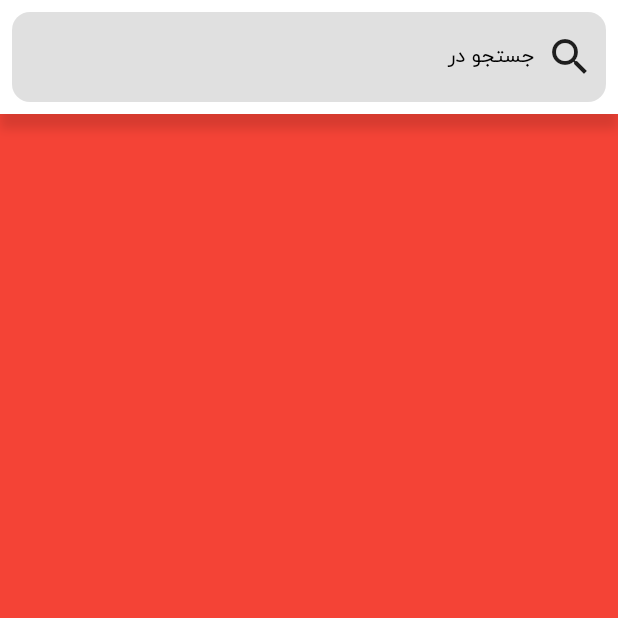
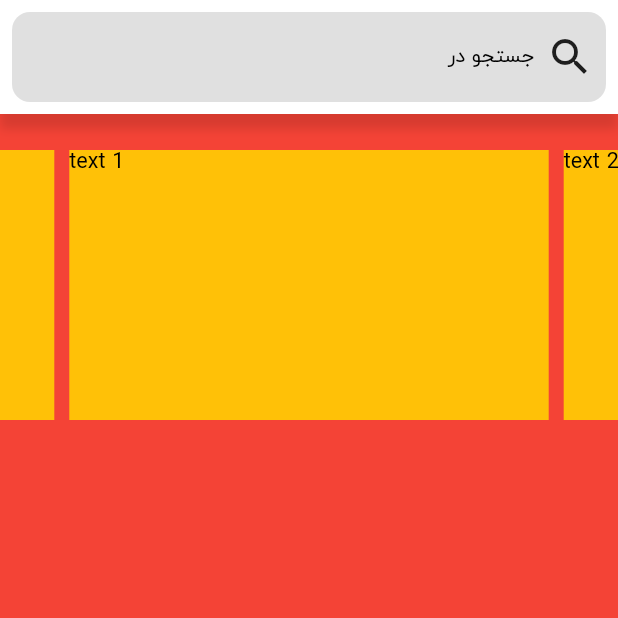
Before and after one commit to NovinGroup/digikala_flutter, a Flutter app: the screen it shows after launch, on a phone screen of 412 x 824 dp, the top half of it. Run offline on Flutter 3.47's test engine with Material 2 defaults, Android fonts, the phone set to English and light mode, and no system bars; drawn by our look-alikes of carousel_slider.

Commit message:
Add Slider

```diff
--- /dev/null
+++ b/lib/module/home/screen/component/slider.dart
@@ -0,0 +1,33 @@
+import 'package:carousel_slider/carousel_slider.dart';
+import 'package:flutter/cupertino.dart';
+import 'package:flutter/material.dart';
+
+class AppSlider extends StatelessWidget {
+  const AppSlider({Key? key}) : super(key: key);
+
+  @override
+  Widget build(BuildContext context) {
+    return Padding(
+      padding: const EdgeInsets.symmetric(vertical: 24.0),
+      child: Container(
+        child: CarouselSlider(
+          options: CarouselOptions(height: 180.0),
+          items: [1,2,3,4,5].map((i) {
+            return Builder(
+              builder: (BuildContext context) {
+                return Container(
+                    width: MediaQuery.of(context).size.width,
+                    margin: EdgeInsets.symmetric(horizontal: 5.0),
+                    decoration: BoxDecoration(
+                        color: Colors.amber
+                    ),
+                    child: Text('text $i', style: TextStyle(fontSize: 16.0),)
+                );
+              },
+            );
+          }).toList(),
+        ),
+      ),
+    );
+  }
+}
--- a/lib/module/home/screen/home_screen.dart
+++ b/lib/module/home/screen/home_screen.dart
@@ -1,6 +1,7 @@
 import 'package:digikala/component/custom_app_bar.dart';
 import 'package:digikala/module/home/screen/component/search_app_bar.dart';
 import 'package:digikala/module/home/screen/component/search_widget.dart';
+import 'package:digikala/module/home/screen/component/slider.dart';
 import 'package:flutter/cupertino.dart';
 import 'package:flutter/material.dart';
 
@@ -15,7 +16,8 @@ class HomeScreen extends StatelessWidget {
           color: Colors.red,
           child: Column(
             children: [
-              SearchAppBar()
+              SearchAppBar(),
+              AppSlider()
             ],
           ),
         ),
--- a/pubspec.yaml
+++ b/pubspec.yaml
@@ -28,6 +28,7 @@ dependencies:
   # The following adds the Cupertino Icons font to your application.
   # Use with the CupertinoIcons class for iOS style icons.
   cupertino_icons: ^1.0.2
+  carousel_slider: ^4.0.0
 
 dev_dependencies:
   flutter_test:
```
Also changed, not shown: pubspec.lock.
